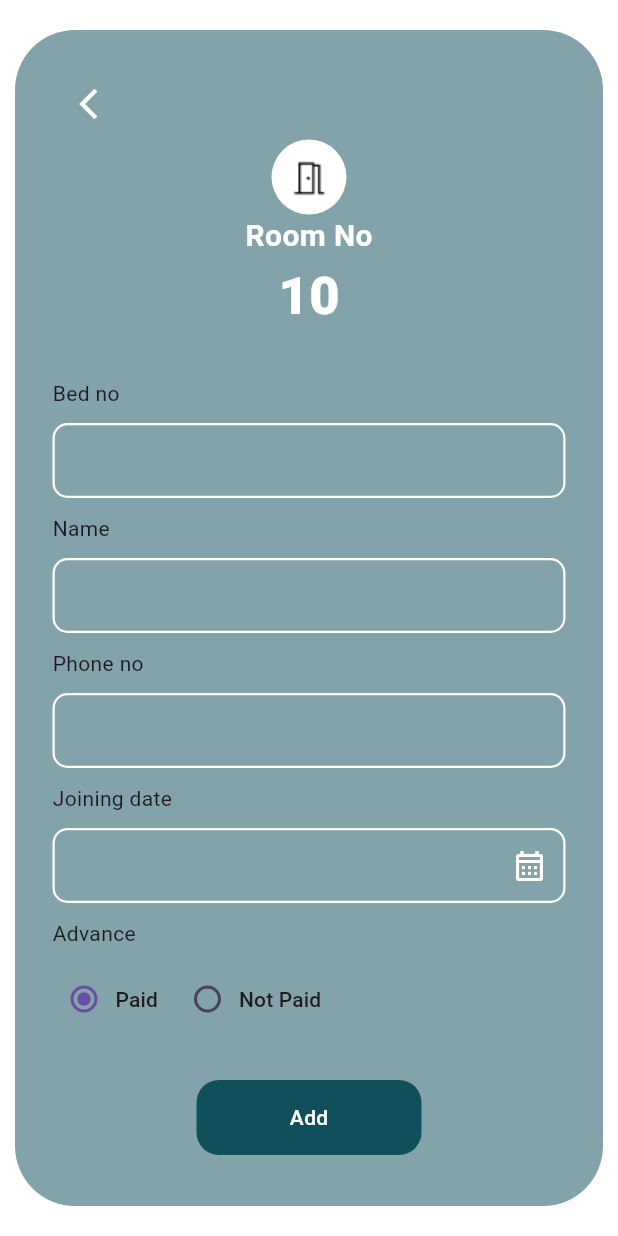
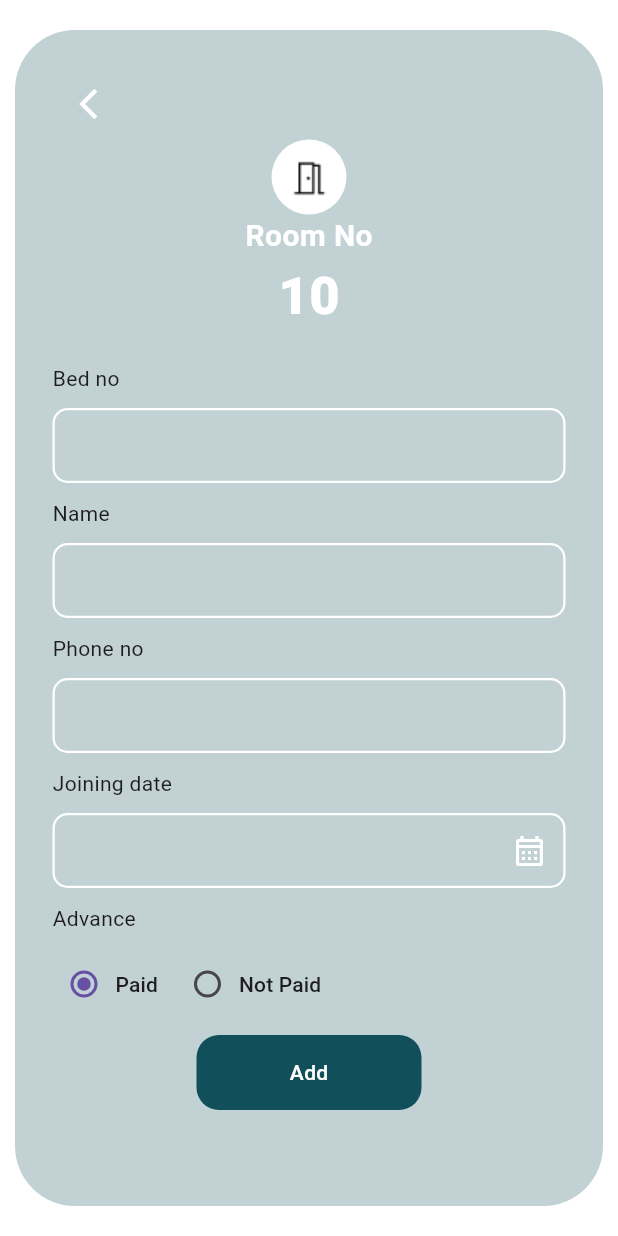
Before and after one commit to muhammed-aslam-pm/Hostel-Manager, a Flutter app: the AddBookingScreen screen opened directly, on a phone screen of 412 x 824 dp. Run offline on Flutter 3.47's test engine with Material 3 defaults, Android fonts, the phone set to English and light mode, and no system bars; our stand-ins replace smooth_page_indicator.

Commit message:
form bg color changed

```diff
--- a/lib/utils/color_constants.dart
+++ b/lib/utils/color_constants.dart
@@ -10,7 +10,7 @@ class ColorConstants {
   static Color SecondaryColor2 = Color(0xffC49450);
   static Color SecondaryColor3 = Color(0xffA0B9BD);
   static Color SecondaryColor4 = Color(0x80FFC107);
-  static Color SecondaryColor5 = Color(0xff83A3AA);
+  static Color SecondaryColor5 = Color(0xf083A3AA);
   static Color colorRed = Color(0xFFFF7676);
   static Color colorGrey = Color(0xFFA4A4A4);
   static Color roomsCircleAvatarColor = Color(0x80002661);
--- a/lib/view/owner_booking_page/widgets/add_booking_screen.dart
+++ b/lib/view/owner_booking_page/widgets/add_booking_screen.dart
@@ -1,5 +1,3 @@
-import 'dart:math';
-
 import 'package:flutter/material.dart';
 import 'package:hostel_management_app/utils/color_constants.dart';
 import 'package:hostel_management_app/utils/image_constants.dart';
@@ -24,7 +22,7 @@ class AddBookingScreen extends StatelessWidget {
           height: double.infinity,
           width: double.infinity,
           decoration: BoxDecoration(
-              color: ColorConstants.SecondaryColor5,
+              color: ColorConstants.SecondaryColor5.withOpacity(0.5),
               borderRadius: BorderRadius.circular(40)),
           padding: EdgeInsets.all(25),
           child: Scaffold(
@@ -67,7 +65,7 @@ class AddBookingScreen extends StatelessWidget {
                             style: TextStyleConstants.OwnerRoomNumber3,
                           ),
                           SizedBox(
-                            height: 30,
+                            height: 20,
                           ),
                         ],
                       ),
@@ -197,7 +195,7 @@ class AddBookingScreen extends StatelessWidget {
                     ],
                   ),
                   SizedBox(
-                    height: 30,
+                    height: 10,
                   ),
                   Center(
                     child: InkWell(
```
